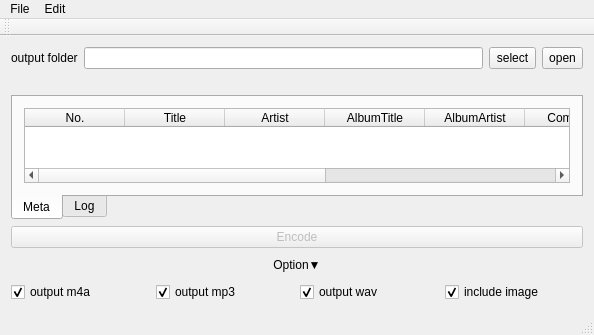
The window that MainWindow.ui (MUkoutyan/EncodeUtility) describes before a commit, drawn with Qt 5.
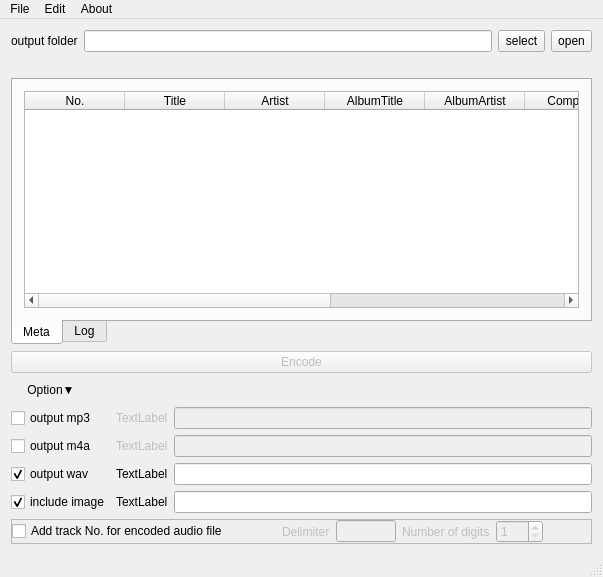
The same window after the commit.

What changed in the file:
```diff
--- a/MainWindow.ui
+++ b/MainWindow.ui
@@ -6,8 +6,8 @@
    <rect>
     <x>0</x>
     <y>0</y>
-    <width>594</width>
-    <height>335</height>
+    <width>603</width>
+    <height>577</height>
    </rect>
   </property>
   <property name="mouseTracking">
@@ -21,124 +21,132 @@
   </property>
   <widget class="QWidget" name="centralWidget">
    <layout class="QGridLayout" name="gridLayout">
-    <item row="5" column="0">
-     <widget class="QPushButton" name="expandOption">
-      <property name="autoFillBackground">
-       <bool>false</bool>
-      </property>
-      <property name="styleSheet">
-       <string notr="true"/>
-      </property>
-      <property name="text">
-       <string>Option▼</string>
-      </property>
-      <property name="flat">
+    <item row="8" column="0">
+     <widget class="QFrame" name="frame">
+      <property name="enabled">
        <bool>true</bool>
       </property>
-     </widget>
-    </item>
-    <item row="2" column="0">
-     <widget class="QLabel" name="artwork">
-      <property name="sizePolicy">
-       <sizepolicy hsizetype="Fixed" vsizetype="Fixed">
-        <horstretch>0</horstretch>
-        <verstretch>0</verstretch>
-       </sizepolicy>
+      <property name="frameShape">
+       <enum>QFrame::StyledPanel</enum>
       </property>
-      <property name="maximumSize">
-       <size>
-        <width>256</width>
-        <height>128</height>
-       </size>
+      <property name="frameShadow">
+       <enum>QFrame::Raised</enum>
       </property>
-      <property name="text">
-       <string/>
-      </property>
+      <layout class="QHBoxLayout" name="horizontalLayout_4">
+       <property name="leftMargin">
+        <number>0</number>
+       </property>
+       <property name="topMargin">
+        <number>0</number>
+       </property>
+       <property name="rightMargin">
+        <number>0</number>
+       </property>
+       <property name="bottomMargin">
+        <number>0</number>
+       </property>
+       <item>
+        <widget class="QCheckBox" name="check_addTrackNo">
+         <property name="text">
+          <string>Add track No. for encoded audio file</string>
+         </property>
+        </widget>
+       </item>
+       <item>
+        <spacer name="horizontalSpacer_2">
+         <property name="orientation">
+          <enum>Qt::Horizontal</enum>
+         </property>
+         <property name="sizeHint" stdset="0">
+          <size>
+           <width>40</width>
+           <height>20</height>
+          </size>
+         </property>
+        </spacer>
+       </item>
+       <item>
+        <widget class="QLabel" name="label_2">
+         <property name="enabled">
+          <bool>false</bool>
+         </property>
+         <property name="text">
+          <string>Delimiter</string>
+         </property>
+        </widget>
+       </item>
+       <item>
+        <widget class="QLineEdit" name="track_no_delimiter">
+         <property name="enabled">
+          <bool>false</bool>
+         </property>
+         <property name="sizePolicy">
+          <sizepolicy hsizetype="Fixed" vsizetype="Fixed">
+           <horstretch>0</horstretch>
+           <verstretch>0</verstretch>
+          </sizepolicy>
+         </property>
+         <property name="maximumSize">
+          <size>
+           <width>60</width>
+           <height>16777215</height>
+          </size>
+         </property>
+        </widget>
+       </item>
+       <item>
+        <widget class="QLabel" name="label_3">
+         <property name="enabled">
+          <bool>false</bool>
+         </property>
+         <property name="text">
+          <string>Number of digits</string>
+         </property>
+        </widget>
+       </item>
+       <item>
+        <widget class="QSpinBox" name="num_of_digit">
+         <property name="enabled">
+          <bool>false</bool>
+         </property>
+         <property name="sizePolicy">
+          <sizepolicy hsizetype="Expanding" vsizetype="Fixed">
+           <horstretch>0</horstretch>
+           <verstretch>0</verstretch>
+          </sizepolicy>
+         </property>
+         <property name="minimum">
+          <number>1</number>
+         </property>
+         <property name="maximum">
+          <number>5</number>
+         </property>
+        </widget>
+       </item>
+       <item>
+        <spacer name="horizontalSpacer_3">
+         <property name="orientation">
+          <enum>Qt::Horizontal</enum>
+         </property>
+         <property name="sizeHint" stdset="0">
+          <size>
+           <width>40</width>
+           <height>20</height>
+          </size>
+         </property>
+        </spacer>
+       </item>
+      </layout>
      </widget>
     </item>
-    <item row="4" column="0">
-     <widget class="QPushButton" name="encodeButton">
-      <property name="enabled">
-       <bool>false</bool>
-      </property>
-      <property name="sizePolicy">
-       <sizepolicy hsizetype="Expanding" vsizetype="Fixed">
-        <horstretch>0</horstretch>
-        <verstretch>0</verstretch>
-       </sizepolicy>
-      </property>
-      <property name="maximumSize">
-       <size>
-        <width>16777215</width>
-        <height>16777215</height>
-       </size>
-      </property>
-      <property name="text">
-       <string>Encode</string>
-      </property>
-     </widget>
-    </item>
-    <item row="0" column="0">
-     <layout class="QVBoxLayout" name="verticalLayout">
-      <item>
-       <layout class="QHBoxLayout" name="horizontalLayout">
-        <item>
-         <widget class="QLabel" name="label">
-          <property name="text">
-           <string>output folder</string>
-          </property>
-         </widget>
-        </item>
-        <item>
-         <widget class="QLineEdit" name="outputFolderPath"/>
-        </item>
-        <item>
-         <widget class="QToolButton" name="selectFolder">
-          <property name="sizePolicy">
-           <sizepolicy hsizetype="Fixed" vsizetype="Fixed">
-            <horstretch>0</horstretch>
-            <verstretch>0</verstretch>
-           </sizepolicy>
-          </property>
-          <property name="minimumSize">
-           <size>
-            <width>0</width>
-            <height>22</height>
-           </size>
-          </property>
-          <property name="text">
-           <string>select</string>
-          </property>
-         </widget>
-        </item>
-        <item>
-         <widget class="QToolButton" name="openFolder">
-          <property name="sizePolicy">
-           <sizepolicy hsizetype="Fixed" vsizetype="Fixed">
-            <horstretch>0</horstretch>
-            <verstretch>0</verstretch>
-           </sizepolicy>
-          </property>
-          <property name="minimumSize">
-           <size>
-            <width>0</width>
-            <height>22</height>
-           </size>
-          </property>
-          <property name="text">
-           <string>open</string>
-          </property>
-         </widget>
-        </item>
-       </layout>
-      </item>
-     </layout>
-    </item>
     <item row="3" column="0">
      <widget class="QTabWidget" name="tabWidget">
       <property name="tabPosition">
        <enum>QTabWidget::South</enum>
       </property>
+      <property name="tabShape">
+       <enum>QTabWidget::Rounded</enum>
+      </property>
       <property name="currentIndex">
        <number>0</number>
       </property>
@@ -155,6 +163,9 @@
           <property name="dragDropMode">
            <enum>QAbstractItemView::DragOnly</enum>
           </property>
+          <property name="alternatingRowColors">
+           <bool>true</bool>
+          </property>
           <attribute name="horizontalHeaderStretchLastSection">
            <bool>true</bool>
           </attribute>
@@ -226,39 +237,123 @@
       </widget>
      </widget>
     </item>
-    <item row="6" column="0">
+    <item row="0" column="0">
+     <layout class="QVBoxLayout" name="verticalLayout">
+      <item>
+       <layout class="QHBoxLayout" name="horizontalLayout">
+        <item>
+         <widget class="QLabel" name="label">
+          <property name="text">
+           <string>output folder</string>
+          </property>
+         </widget>
+        </item>
+        <item>
+         <widget class="QLineEdit" name="outputFolderPath"/>
+        </item>
+        <item>
+         <widget class="QToolButton" name="selectFolder">
+          <property name="sizePolicy">
+           <sizepolicy hsizetype="Fixed" vsizetype="Fixed">
+            <horstretch>0</horstretch>
+            <verstretch>0</verstretch>
+           </sizepolicy>
+          </property>
+          <property name="minimumSize">
+           <size>
+            <width>0</width>
+            <height>22</height>
+           </size>
+          </property>
+          <property name="text">
+           <string>select</string>
+          </property>
+         </widget>
+        </item>
+        <item>
+         <widget class="QToolButton" name="openFolder">
+          <property name="sizePolicy">
+           <sizepolicy hsizetype="Fixed" vsizetype="Fixed">
+            <horstretch>0</horstretch>
+            <verstretch>0</verstretch>
+           </sizepolicy>
+          </property>
+          <property name="minimumSize">
+           <size>
+            <width>0</width>
+            <height>22</height>
+           </size>
+          </property>
+          <property name="text">
+           <string>open</string>
+          </property>
+         </widget>
+        </item>
+       </layout>
+      </item>
+     </layout>
+    </item>
+    <item row="5" column="0">
      <layout class="QHBoxLayout" name="horizontalLayout_2">
       <item>
-       <widget class="QCheckBox" name="outputM4a">
-        <property name="text">
-         <string>output m4a</string>
+       <widget class="QPushButton" name="expandOption">
+        <property name="autoFillBackground">
+         <bool>false</bool>
         </property>
-        <property name="checked">
-         <bool>true</bool>
+        <property name="styleSheet">
+         <string notr="true">border-bottom-color: #eee;</string>
         </property>
-       </widget>
-      </item>
-      <item>
-       <widget class="QCheckBox" name="outputMp3">
         <property name="text">
-         <string>output mp3</string>
+         <string>Option▼</string>
         </property>
-        <property name="checked">
+        <property name="autoDefault">
+         <bool>false</bool>
+        </property>
+        <property name="default">
+         <bool>false</bool>
+        </property>
+        <property name="flat">
          <bool>true</bool>
         </property>
        </widget>
       </item>
       <item>
-       <widget class="QCheckBox" name="outputWav">
-        <property name="text">
-         <string>output wav</string>
+       <spacer name="horizontalSpacer">
+        <property name="orientation">
+         <enum>Qt::Horizontal</enum>
         </property>
-        <property name="checked">
-         <bool>true</bool>
+        <property name="sizeHint" stdset="0">
+         <size>
+          <width>40</width>
+          <height>20</height>
+         </size>
         </property>
-       </widget>
+       </spacer>
       </item>
-      <item>
+     </layout>
+    </item>
+    <item row="2" column="0">
+     <widget class="QLabel" name="artwork">
+      <property name="sizePolicy">
+       <sizepolicy hsizetype="Fixed" vsizetype="Fixed">
+        <horstretch>0</horstretch>
+        <verstretch>0</verstretch>
+       </sizepolicy>
+      </property>
+      <property name="maximumSize">
+       <size>
+        <width>256</width>
+        <height>128</height>
+       </size>
+      </property>
+      <property name="text">
+       <string/>
+      </property>
+     </widget>
+    </item>
+    <item row="7" column="0">
+     <layout class="QGridLayout" name="gridLayout_4">
+      <item row="11" column="0">
        <widget class="QCheckBox" name="includeImage">
         <property name="text">
          <string>include image</string>
@@ -268,8 +363,114 @@
         </property>
        </widget>
       </item>
+      <item row="5" column="2">
+       <widget class="QLineEdit" name="mp3OutputPath">
+        <property name="enabled">
+         <bool>false</bool>
+        </property>
+       </widget>
+      </item>
+      <item row="8" column="1">
+       <widget class="QLabel" name="baseFolder2">
+        <property name="enabled">
+         <bool>false</bool>
+        </property>
+        <property name="text">
+         <string>TextLabel</string>
+        </property>
+       </widget>
+      </item>
+      <item row="10" column="1">
+       <widget class="QLabel" name="baseFolder3">
+        <property name="text">
+         <string>TextLabel</string>
+        </property>
+       </widget>
+      </item>
+      <item row="5" column="1">
+       <widget class="QLabel" name="baseFolder1">
+        <property name="enabled">
+         <bool>false</bool>
+        </property>
+        <property name="text">
+         <string>TextLabel</string>
+        </property>
+       </widget>
+      </item>
+      <item row="11" column="2">
+       <widget class="QLineEdit" name="imageOutputPath"/>
+      </item>
+      <item row="10" column="0">
+       <widget class="QCheckBox" name="outputWav">
+        <property name="text">
+         <string>output wav</string>
+        </property>
+        <property name="checked">
+         <bool>true</bool>
+        </property>
+       </widget>
+      </item>
+      <item row="8" column="2">
+       <widget class="QLineEdit" name="m4aOutputPath">
+        <property name="enabled">
+         <bool>false</bool>
+        </property>
+       </widget>
+      </item>
+      <item row="10" column="2">
+       <widget class="QLineEdit" name="wavOutputPath"/>
+      </item>
+      <item row="5" column="0">
+       <widget class="QCheckBox" name="outputMp3">
+        <property name="text">
+         <string>output mp3</string>
+        </property>
+        <property name="checked">
+         <bool>false</bool>
+        </property>
+       </widget>
+      </item>
+      <item row="11" column="1">
+       <widget class="QLabel" name="baseFolder4">
+        <property name="text">
+         <string>TextLabel</string>
+        </property>
+       </widget>
+      </item>
+      <item row="8" column="0">
+       <widget class="QCheckBox" name="outputM4a">
+        <property name="text">
+         <string>output m4a</string>
+        </property>
+        <property name="checked">
+         <bool>false</bool>
+        </property>
+       </widget>
+      </item>
      </layout>
     </item>
+    <item row="4" column="0">
+     <widget class="QPushButton" name="encodeButton">
+      <property name="enabled">
+       <bool>false</bool>
+      </property>
+      <property name="sizePolicy">
+       <sizepolicy hsizetype="Expanding" vsizetype="Fixed">
+        <horstretch>0</horstretch>
+        <verstretch>0</verstretch>
+       </sizepolicy>
+      </property>
+      <property name="maximumSize">
+       <size>
+        <width>16777215</width>
+        <height>16777215</height>
+       </size>
+      </property>
+      <property name="text">
+       <string>Encode</string>
+      </property>
+     </widget>
+    </item>
    </layout>
   </widget>
   <widget class="QMenuBar" name="menuBar">
@@ -277,8 +478,8 @@
     <rect>
      <x>0</x>
      <y>0</y>
-     <width>594</width>
-     <height>20</height>
+     <width>603</width>
+     <height>23</height>
     </rect>
    </property>
    <widget class="QMenu" name="menuEdit">
@@ -294,18 +495,19 @@
      <string>File</string>
     </property>
     <addaction name="actionSave_file"/>
+    <addaction name="actionSave_as"/>
     <addaction name="actionLoad_file"/>
+    <addaction name="separator"/>
+    <addaction name="actionCheck_Encoder"/>
+   </widget>
+   <widget class="QMenu" name="menuAbout">
+    <property name="title">
+     <string>About</string>
+    </property>
    </widget>
    <addaction name="menuFile"/>
    <addaction name="menuEdit"/>
-  </widget>
-  <widget class="QToolBar" name="mainToolBar">
-   <attribute name="toolBarArea">
-    <enum>TopToolBarArea</enum>
-   </attribute>
-   <attribute name="toolBarBreak">
-    <bool>false</bool>
-   </attribute>
+   <addaction name="menuAbout"/>
   </widget>
   <widget class="QStatusBar" name="statusBar"/>
   <action name="actionClear_All_Items">
@@ -314,21 +516,49 @@
    </property>
   </action>
   <action name="actionSettings">
+   <property name="enabled">
+    <bool>false</bool>
+   </property>
    <property name="text">
     <string>Settings...</string>
    </property>
+   <property name="visible">
+    <bool>false</bool>
+   </property>
   </action>
   <action name="actionSave_file">
    <property name="enabled">
     <bool>false</bool>
    </property>
    <property name="text">
-    <string>Save project file</string>
+    <string>Save</string>
+   </property>
+   <property name="shortcut">
+    <string>Ctrl+S</string>
    </property>
   </action>
   <action name="actionLoad_file">
    <property name="text">
-    <string>Load project file</string>
+    <string>Load project file...</string>
+   </property>
+   <property name="shortcut">
+    <string>Ctrl+O</string>
+   </property>
+  </action>
+  <action name="actionCheck_Encoder">
+   <property name="text">
+    <string>Check Encoder</string>
+   </property>
+  </action>
+  <action name="actionSave_as">
+   <property name="enabled">
+    <bool>false</bool>
+   </property>
+   <property name="text">
+    <string>Save as...</string>
+   </property>
+   <property name="shortcut">
+    <string>Ctrl+Shift+S</string>
    </property>
   </action>
  </widget>
```
Left out of the diff: 213 changed lines with no effect on the pictures.
